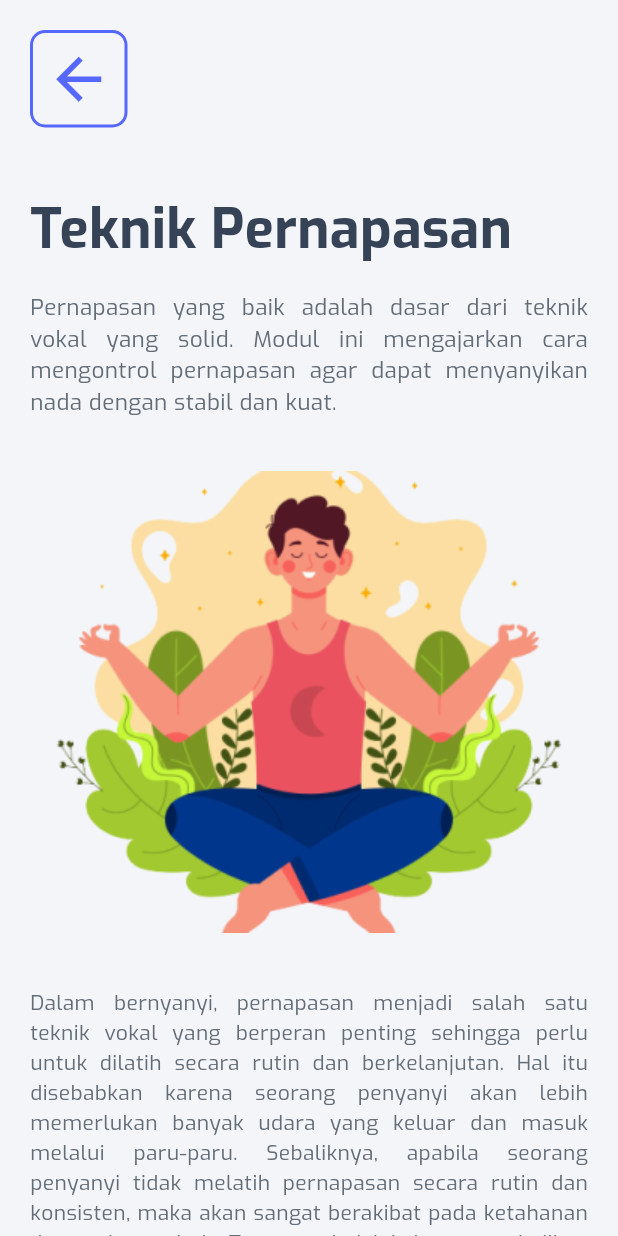
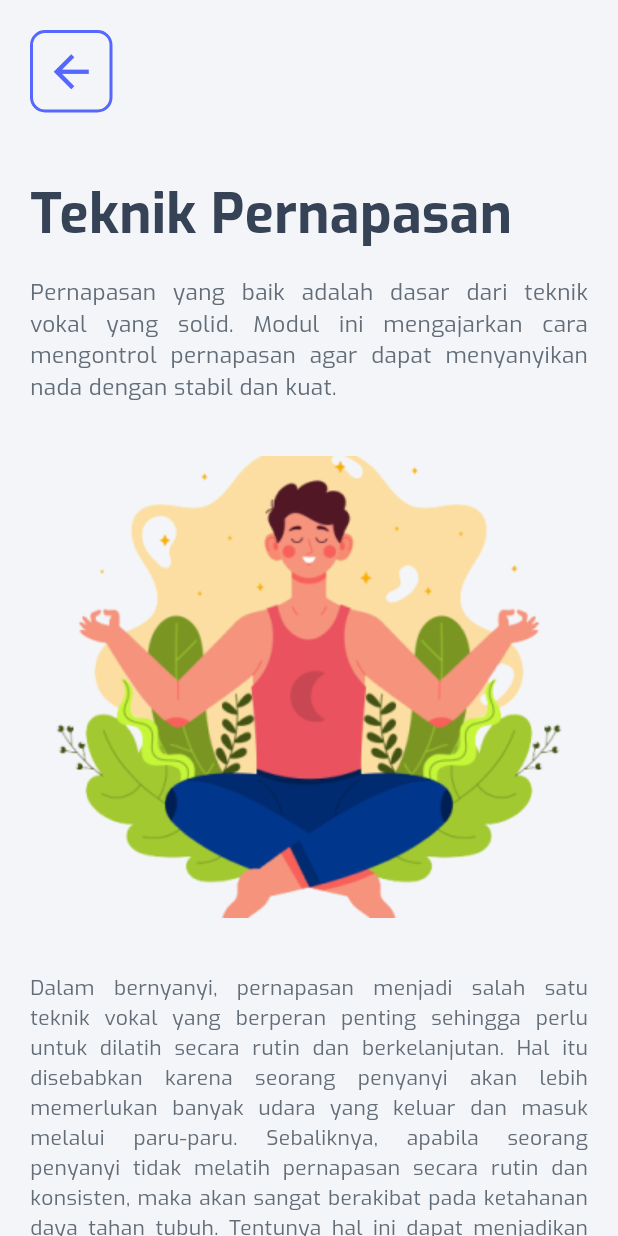
Before and after one commit to ichanyr/capstone_vocalavida, a Flutter app: the ArtikulasiDetailView screen opened by its route, after a tap on the "arrow back" icon, after a tap on "Teknik Pernapasan", on a phone screen of 412 x 824 dp. Run offline on Flutter 3.47's test engine with Material 3 defaults, Android fonts, the phone set to English and light mode, and no system bars; our stand-ins replace cloud_firestore, firebase_auth, firebase_core, firebase_storage, flutter_svg, get and 4 more; missing offline and left inert: dart:ffi; accounts and stored records are empty.

Commit message:
update patch ujian & latihan

```diff
--- a/lib/app/modules/home/views/components/materi.dart
+++ b/lib/app/modules/home/views/components/materi.dart
@@ -29,7 +29,7 @@ class MateriDetail extends StatelessWidget {
             crossAxisAlignment: CrossAxisAlignment.start,
             children: [
               GestureDetector(
-                onTap: () => Get.offAndToNamed(Routes.HOME),
+                onTap: () => Get.offAndToNamed(Routes.MAIN),
                 child: Container(
                   decoration: BoxDecoration(
                     borderRadius: BorderRadius.all(
@@ -42,7 +42,7 @@ class MateriDetail extends StatelessWidget {
                     child: Icon(
                       Icons.arrow_back,
                       color: ultramarineBlue,
-                      size: 45,
+                      size: 35,
                     ),
                   ),
                 ),
--- a/lib/app/modules/latihan/controllers/latihan_controller.dart
+++ b/lib/app/modules/latihan/controllers/latihan_controller.dart
@@ -1,3 +1,4 @@
+import 'package:cloud_firestore/cloud_firestore.dart';
 import 'package:firebase_auth/firebase_auth.dart';
 import 'package:get/get.dart';
 import 'package:get_storage/get_storage.dart';
@@ -18,14 +19,32 @@ class LatihanController extends GetxController {
       email.value = user.email ?? 'Email tidak ditemukan';
     }
 
-    String? isLatihanString = storage.read(email.value + "_latihan");
+    FirebaseFirestore firestore = FirebaseFirestore.instance;
+
+    var docL = firestore.collection("status").doc("latihan");
+    var docU = firestore.collection("status").doc("ujian");
+    docL.get().then(
+      (value) {
+        var data = value.data();
+        try {
+          isLatihanDone.value = data![email.value];
+        } catch (err) {
+          printError(info: "does not exist");
+        }
+      },
+    );
+    docU.get().then(
+      (value) {
+        var data = value.data();
+        try {
+          isUjianDone.value = data![email.value];
+        } catch (err) {
+          printError(info: "does not exist");
+        }
+      },
+    );
+
     String? isUjianString = storage.read(email.value + "_ujian");
-    if (isLatihanString != null) {
-      isLatihanDone.value = isLatihanString == "true" ? true : false;
-    } else {
-      storage.write(email.value + "_latihan", "false");
-      isLatihanDone.value = false;
-    }
     if (isUjianString != null) {
       isUjianDone.value = isUjianString == "true" ? true : false;
     } else {
--- a/lib/app/modules/latihan_detail/views/latihan_detail_view.dart
+++ b/lib/app/modules/latihan_detail/views/latihan_detail_view.dart
@@ -37,10 +37,10 @@ class LatihanDetailView extends StatelessWidget {
                     size: 10,
                     selectedColor: ultramarineBlue,
                     unselectedColor: Colors.grey,
-                    roundedEdges: Radius.circular(5),
+                    roundedEdges: const Radius.circular(5),
                   ),
                 ),
-                SizedBox(height: 40),
+                const SizedBox(height: 40),
                 Center(
                   child: Text(
                     controller.questions[controller.currentQuestionIndex.value],
--- a/lib/main.dart
+++ b/lib/main.dart
@@ -16,7 +16,7 @@ void main() async {
           appId: "1:732129938065:android:0f07a45f9b2697fcb3cd30",
           messagingSenderId: "732129938065",
           storageBucket: "capstone-dbe0e.appspot.com",
-          projectId: "mcapstone-dbe0e"));
+          projectId: "capstone-dbe0e"));
   runApp(MyApp());
 }
 
```
Also changed, not shown: lib/app/modules/latihan_detail/controllers/latihan_detail_controller.dart (+9 -3 lines), lib/app/modules/ujian_detail/controllers/ujian_detail_controller.dart (+5 -3 lines), 1 other file.
